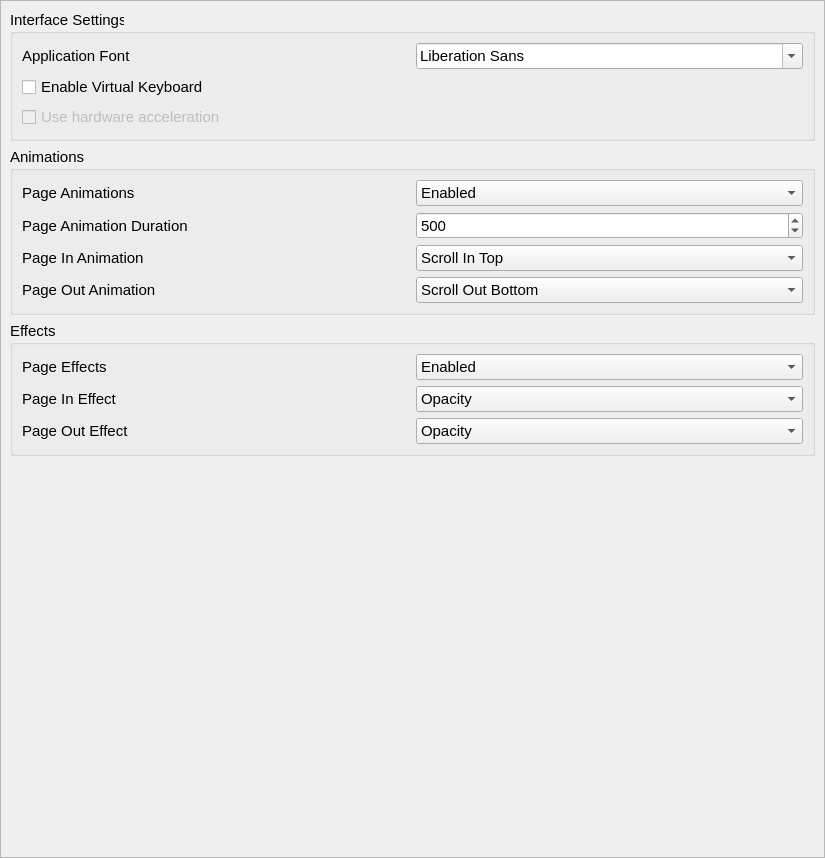
The window that pages/settings/system/systemsettingspage.ui (DigitalArtifex/Flo) describes before a commit, drawn with Qt 5.
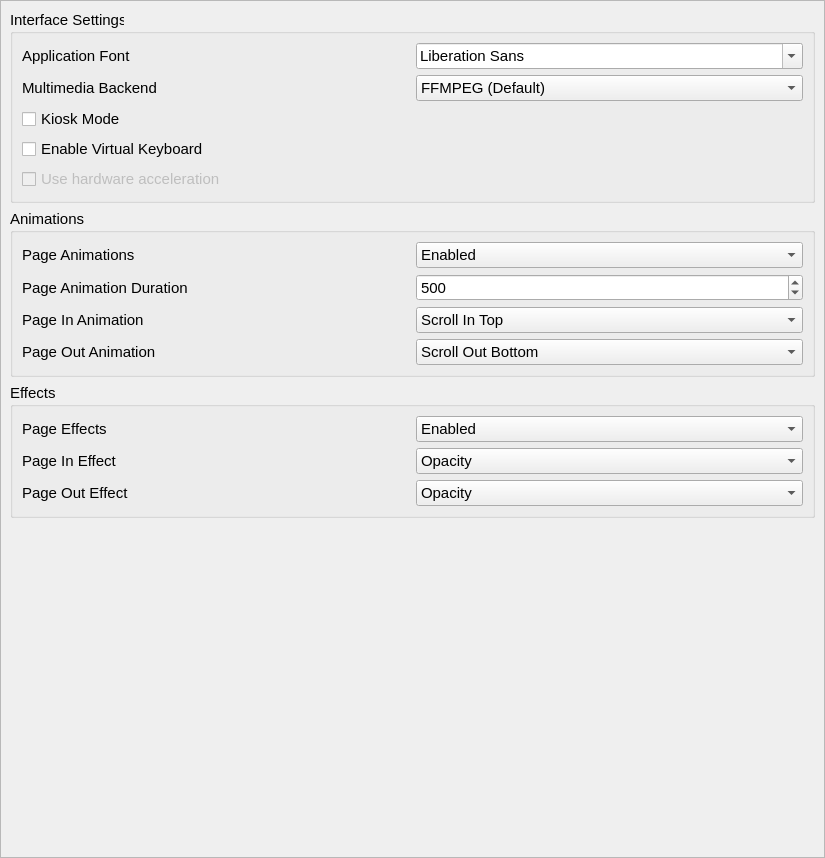
The same window after the commit.

The edit to the form file:
```diff
--- a/pages/settings/system/systemsettingspage.ui
+++ b/pages/settings/system/systemsettingspage.ui
@@ -58,9 +58,6 @@
           <string>Interface Settings</string>
          </property>
          <layout class="QGridLayout" name="gridLayout_3">
-          <item row="0" column="1">
-           <widget class="QFontComboBox" name="fontComboBox"/>
-          </item>
           <item row="0" column="0">
            <widget class="QLabel" name="label">
             <property name="text">
@@ -68,7 +65,38 @@
             </property>
            </widget>
           </item>
-          <item row="2" column="0" colspan="2">
+          <item row="1" column="1">
+           <widget class="QComboBox" name="multimediaComboBox">
+            <item>
+             <property name="text">
+              <string>FFMPEG (Default)</string>
+             </property>
+            </item>
+            <item>
+             <property name="text">
+              <string>GStreamer</string>
+             </property>
+            </item>
+           </widget>
+          </item>
+          <item row="1" column="0">
+           <widget class="QLabel" name="label_4">
+            <property name="text">
+             <string>Multimedia Backend</string>
+            </property>
+           </widget>
+          </item>
+          <item row="3" column="0" colspan="2">
+           <widget class="QCheckBox" name="virtualKeyboardCheckBox">
+            <property name="text">
+             <string>Enable Virtual Keyboard</string>
+            </property>
+           </widget>
+          </item>
+          <item row="0" column="1">
+           <widget class="QFontComboBox" name="fontComboBox"/>
+          </item>
+          <item row="4" column="0" colspan="2">
            <widget class="QCheckBox" name="openGlCheckbox">
             <property name="enabled">
              <bool>false</bool>
@@ -78,10 +106,10 @@
             </property>
            </widget>
           </item>
-          <item row="1" column="0" colspan="2">
-           <widget class="QCheckBox" name="virtualKeyboardCheckBox">
+          <item row="2" column="0" colspan="2">
+           <widget class="QCheckBox" name="kioskModeCheckBox">
             <property name="text">
-             <string>Enable Virtual Keyboard</string>
+             <string>Kiosk Mode</string>
             </property>
            </widget>
           </item>
```
